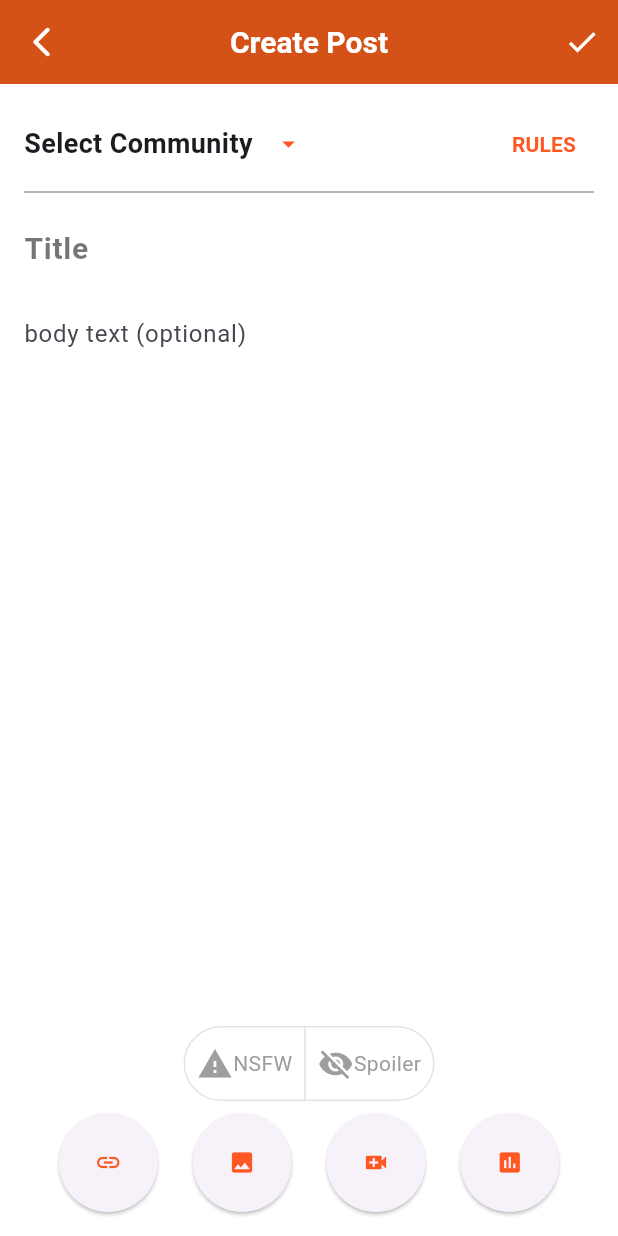
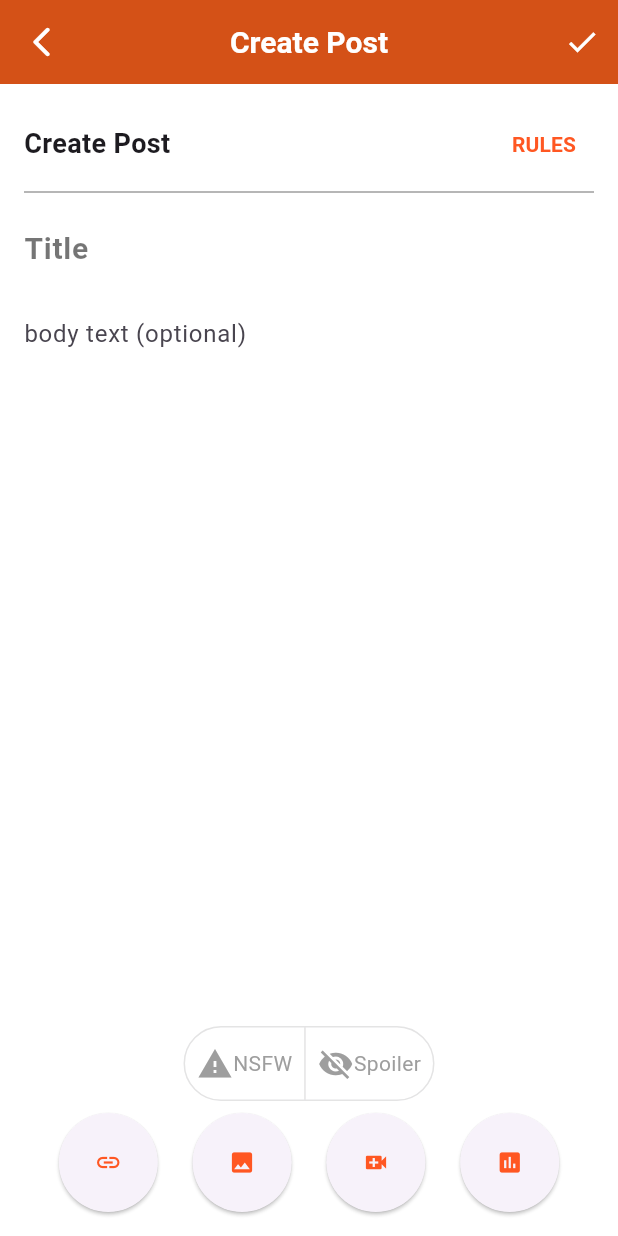
Before and after one commit to a0uda/Reddit-CP, a Flutter app: the DesktopAppBar widget shown alone on an empty page, opened directly with empty values, after a tap on "Create", on a phone screen of 412 x 824 dp. Run offline on Flutter 3.47's test engine with Material 3 defaults, Android fonts, the phone set to English and light mode, and no system bars; our stand-ins replace font_awesome_flutter, get_it, icons_plus, image_picker, share_plus, video_player; missing offline and left inert: appinio_video_player, better_polls, media_kit, media_kit_video; accounts and stored records are empty.

Commit message:
Firebase commented as TODO

```diff
--- a/reddit/lib/Pages/create_post.dart
+++ b/reddit/lib/Pages/create_post.dart
@@ -1,7 +1,10 @@
 import 'dart:io';
+import 'dart:typed_data';
 
 import 'package:flutter/material.dart';
+import 'package:flutter/widgets.dart';
 import 'package:image_picker/image_picker.dart';
+import 'package:reddit/resources/add_data.dart';
 import 'package:reddit/widgets/desktop_layout.dart';
 import 'package:reddit/widgets/mobile_layout.dart';
 import 'package:reddit/widgets/responsive_layout.dart';
@@ -12,11 +15,19 @@ import '../Controllers/user_controller.dart';
 import '../Models/image_item.dart';
 import '../Models/poll_item.dart';
 import '../Models/video_item.dart';
+
+// TODO: FIREBASE
+// import 'package:firebase_storage/firebase_storage.dart' as firebase_storage;
+
 // import 'package:firebase_core/firebase_core.dart';
 // import 'package:firebase_storage/firebase_storage.dart' as firebase_storage;
 
 class CreatePost extends StatefulWidget {
-  const CreatePost({super.key});
+  final String? currentCommunity;
+  final String? currentCommunityRules;
+
+  const CreatePost(
+      {super.key, this.currentCommunity, this.currentCommunityRules});
 
   @override
   State<CreatePost> createState() => _CreatePostState();
@@ -24,6 +35,7 @@ class CreatePost extends StatefulWidget {
 
 class _CreatePostState extends State<CreatePost> {
   final postService = GetIt.instance.get<PostService>();
+
   // firebase_storage.FirebaseStorage storage =
   //     firebase_storage.FirebaseStorage.instance;
   XFile? _image;
@@ -33,6 +45,7 @@ class _CreatePostState extends State<CreatePost> {
   bool pollSelected = false;
   VideoPlayerController? _videoPlayerController;
   String? url;
+  String? imageUrl;
 
   Future<void> _pickImage() async {
     final pickedFile =
@@ -45,27 +58,17 @@ class _CreatePostState extends State<CreatePost> {
         videoSelected = false;
         pollSelected = false;
       });
-      //TODO: Upload image to firebase storage
-      // try {
-      //   // Make sure to replace 'path/to/image' with the path of the image you want to upload
-      //   File file = File(_image!.path);
 
-      //   // Upload the file to Firebase Storage under the specified path
-      //   firebase_storage.Reference ref =
-      //       firebase_storage.FirebaseStorage.instance.ref('/path/to/image');
-      //   firebase_storage.UploadTask uploadTask = ref.putFile(file);
-
-      //   // Wait until the file is uploaded and then get the download URL
-      //   final firebase_storage.TaskSnapshot downloadUrl = (await uploadTask);
-      //   final String url = (await downloadUrl.ref.getDownloadURL());
-
-      //   print('Download-URL: $url');
-      // } on FirebaseException catch (e) {
-      //   // Handle any errors
-      //   print(e);
-      // }
+      //TODO: FIREBASE
+      //saveImage();
     }
   }
+
+  // void saveImage() async {
+  //   imageUrl = await StoreData().saveData(
+  //       collection: 'images',
+  //       file: Uint8List.fromList(await File(_image!.path).readAsBytesSync()));
+  // }
 
   void _pollPressed() {
     setState(() {
@@ -112,9 +115,13 @@ class _CreatePostState extends State<CreatePost> {
   TextEditingController URLController = TextEditingController();
   TextEditingController questionController = TextEditingController();
   final List<bool> _selections = List.generate(2, (index) => false);
-  String selectedCommunity = "Select Community";
   bool showLinkField = false;
-  String redditRules = '''
+
+  @override
+  Widget build(BuildContext context) {
+    String selectedCommunity = widget.currentCommunity ?? "Select Community";
+    String redditRules = widget.currentCommunityRules ??
+        '''
 1. Be Respectful
 
 2. No Spam or Self-Promotion
@@ -125,9 +132,6 @@ class _CreatePostState extends State<CreatePost> {
 
 5. Follow Reddit's Content Policy
 ''';
-
-  @override
-  Widget build(BuildContext context) {
     final UserController userController = GetIt.instance.get<UserController>();
     // ignore: unused_local_variable
     String question;
@@ -140,7 +144,7 @@ class _CreatePostState extends State<CreatePost> {
         primaryColor: Colors.orange[900],
       ),
       home: Scaffold(
-        backgroundColor: const Color.fromARGB(235, 255, 255, 255),
+        backgroundColor: Color.fromARGB(235, 255, 255, 255),
         appBar: AppBar(
           elevation: 40,
           centerTitle: true,
@@ -200,7 +204,7 @@ class _CreatePostState extends State<CreatePost> {
                               images: imageSelected
                                   ? [
                                       ImageItem(
-                                          path: _image!.path, link: 'linkUrl')
+                                          path: _image!.path, link: imageUrl!)
                                     ]
                                   : null,
                               videos: videoSelected
@@ -255,6 +259,7 @@ class _CreatePostState extends State<CreatePost> {
                           fontWeight: FontWeight.bold,
                         ),
                       ),
+                      if (widget.currentCommunity == null)
                         IconButton(
                           onPressed: () async {
                             final result = await showModalBottomSheet(
@@ -391,10 +396,15 @@ class _CreatePostState extends State<CreatePost> {
                   if (imageSelected)
                     Padding(
                       padding: const EdgeInsets.all(8.0),
-                      child: Image.file(
-                        File(_image!.path),
-                        fit: BoxFit.scaleDown,
-                        height: MediaQuery.of(context).size.height / 2.5,
+                      child: Container(
+                        decoration: BoxDecoration(
+                          borderRadius: BorderRadius.circular(20),
+                          image: DecorationImage(
+                            image: FileImage(File(_image!.path)),
+                            fit: BoxFit.contain,
+                          ),
+                        ),
+                        height: MediaQuery.of(context).size.height * 0.4,
                       ),
                     ),
                   if (videoSelected)
--- a/reddit/lib/main.dart
+++ b/reddit/lib/main.dart
@@ -4,13 +4,14 @@ import 'package:get_it/get_it.dart';
 import 'Services/post_service.dart';
 import 'Services/user_service.dart';
 import '../Controllers/user_controller.dart';
+import 'package:reddit/resources/add_data.dart';
+//TODO : FIREBASE
+// import 'package:firebase_core/firebase_core.dart';
 
-// import 'package:reddit/widgets/Listing.dart';
-// import 'package:get/get.dart';
-// import 'package:reddit/Pages/Home_Page.dart';
-
-void main() {
+void main() async {
   // Registering MockService with GetIt
+  WidgetsFlutterBinding.ensureInitialized();
+  // await Firebase.initializeApp(); //TODO : FIREBASE
   GetIt.instance.registerSingleton<PostService>(PostService());
   GetIt.instance.registerSingleton<UserService>(UserService());
   GetIt.instance.registerSingleton<UserController>(UserController());
@@ -20,6 +21,7 @@ void main() {
 class MyApp extends StatelessWidget {
   const MyApp({super.key});
   // This widget is the root of your application.
+
   @override
   Widget build(BuildContext context) {
     return MaterialApp(
--- a/reddit/lib/widgets/desktop_appbar.dart
+++ b/reddit/lib/widgets/desktop_appbar.dart
@@ -76,7 +76,8 @@ class DesktopAppBar extends StatelessWidget implements PreferredSizeWidget {
             onPressed: () {
               //Navigate to create post -> jomana
               Navigator.of(context).push(MaterialPageRoute(
-                builder: (context) => const CreatePost(),
+                builder: (context) =>
+                    const CreatePost(currentCommunity: "Create Post"),
               ));
             },
             child: const Row(
--- a/reddit/pubspec.yaml
+++ b/reddit/pubspec.yaml
@@ -36,9 +36,11 @@ dependencies:
   flutter_polls: ^0.1.6
   url_launcher: ^6.0.12
   better_polls: ^1.0.8
+  # TODO:FIREBASE
+  # firebase_core: "^1.10.5"
+  # firebase_storage: "^10.0.4"
+  # cloud_firestore: ^3.5.1
 
-  firebase_core: "^1.10.5"
-  firebase_storage: "^10.0.4"
 
 
   # The following adds the Cupertino Icons font to your application.
```
Also changed, not shown: reddit/lib/resources/add_data.dart (added, +37 -0 lines), reddit/pubspec.lock, 2 other files. Lines whose indentation alone changed are shown as unchanged.
